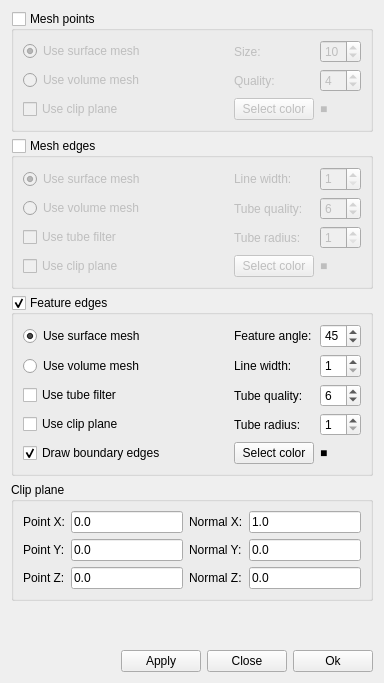
Qt form ElmerGUI/Application/vtkpost/preferences.ui (ElmerCSC/elmerfem) before a commit.
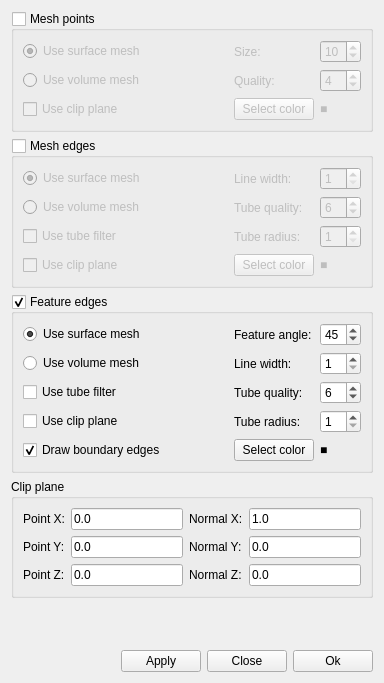
The same form after that commit. Icons and pictures are not drawn.

```diff
--- a/ElmerGUI/Application/vtkpost/preferences.ui
+++ b/ElmerGUI/Application/vtkpost/preferences.ui
@@ -204,18 +204,6 @@
         </item>
         <item row="0" column="2" >
          <widget class="QLabel" name="meshLineWidthLabel" >
-          <property name="minimumSize" >
-           <size>
-            <width>80</width>
-            <height>0</height>
-           </size>
-          </property>
-          <property name="maximumSize" >
-           <size>
-            <width>90</width>
-            <height>16777215</height>
-           </size>
-          </property>
           <property name="text" >
            <string>Line width:</string>
           </property>
@@ -223,18 +211,6 @@
         </item>
         <item row="0" column="3" >
          <widget class="QSpinBox" name="meshLineWidth" >
-          <property name="minimumSize" >
-           <size>
-            <width>0</width>
-            <height>24</height>
-           </size>
-          </property>
-          <property name="maximumSize" >
-           <size>
-            <width>70</width>
-            <height>24</height>
-           </size>
-          </property>
           <property name="minimum" >
            <number>1</number>
           </property>
@@ -256,12 +232,6 @@
         </item>
         <item row="1" column="3" >
          <widget class="QSpinBox" name="meshEdgeTubeQuality" >
-          <property name="maximumSize" >
-           <size>
-            <width>16777215</width>
-            <height>24</height>
-           </size>
-          </property>
           <property name="minimum" >
            <number>3</number>
           </property>
@@ -279,12 +249,6 @@
         </item>
         <item row="2" column="3" >
          <widget class="QSpinBox" name="meshEdgeTubeRadius" >
-          <property name="maximumSize" >
-           <size>
-            <width>16777215</width>
-            <height>24</height>
-           </size>
-          </property>
           <property name="minimum" >
            <number>1</number>
           </property>
@@ -328,18 +292,6 @@
         </item>
         <item row="0" column="2" >
          <widget class="QLabel" name="angleLabel" >
-          <property name="minimumSize" >
-           <size>
-            <width>80</width>
-            <height>0</height>
-           </size>
-          </property>
-          <property name="maximumSize" >
-           <size>
-            <width>90</width>
-            <height>16777215</height>
-           </size>
-          </property>
           <property name="text" >
            <string>Feature angle:</string>
           </property>
@@ -347,18 +299,6 @@
         </item>
         <item row="0" column="3" >
          <widget class="QSpinBox" name="angleSpin" >
-          <property name="minimumSize" >
-           <size>
-            <width>0</width>
-            <height>24</height>
-           </size>
-          </property>
-          <property name="maximumSize" >
-           <size>
-            <width>70</width>
-            <height>24</height>
-           </size>
-          </property>
           <property name="minimum" >
            <number>0</number>
           </property>
@@ -379,18 +319,6 @@
         </item>
         <item row="1" column="2" >
          <widget class="QLabel" name="lineWidthLabel_2" >
-          <property name="minimumSize" >
-           <size>
-            <width>80</width>
-            <height>0</height>
-           </size>
-          </property>
-          <property name="maximumSize" >
-           <size>
-            <width>90</width>
-            <height>16777215</height>
-           </size>
-          </property>
           <property name="text" >
            <string>Line width:</string>
           </property>
@@ -398,18 +326,6 @@
         </item>
         <item row="1" column="3" >
          <widget class="QSpinBox" name="lineWidthSpin" >
-          <property name="minimumSize" >
-           <size>
-            <width>0</width>
-            <height>24</height>
-           </size>
-          </property>
-          <property name="maximumSize" >
-           <size>
-            <width>70</width>
-            <height>24</height>
-           </size>
-          </property>
           <property name="minimum" >
            <number>1</number>
           </property>
@@ -431,12 +347,6 @@
         </item>
         <item row="2" column="3" >
          <widget class="QSpinBox" name="featureEdgeTubeQuality" >
-          <property name="maximumSize" >
-           <size>
-            <width>16777215</width>
-            <height>24</height>
-           </size>
-          </property>
           <property name="minimum" >
            <number>3</number>
           </property>
@@ -461,12 +371,6 @@
         </item>
         <item row="3" column="3" >
          <widget class="QSpinBox" name="featureEdgeTubeRadius" >
-          <property name="maximumSize" >
-           <size>
-            <width>16777215</width>
-            <height>24</height>
-           </size>
-          </property>
           <property name="minimum" >
            <number>1</number>
           </property>
@@ -531,12 +435,6 @@
         </item>
         <item row="0" column="1" >
          <widget class="QLineEdit" name="clipPointX" >
-          <property name="maximumSize" >
-           <size>
-            <width>16777215</width>
-            <height>24</height>
-           </size>
-          </property>
           <property name="text" >
            <string>0.0</string>
           </property>
@@ -551,12 +449,6 @@
         </item>
         <item row="0" column="3" >
          <widget class="QLineEdit" name="clipNormalX" >
-          <property name="maximumSize" >
-           <size>
-            <width>16777215</width>
-            <height>24</height>
-           </size>
-          </property>
           <property name="text" >
            <string>1.0</string>
           </property>
@@ -571,12 +463,6 @@
         </item>
         <item row="1" column="1" >
          <widget class="QLineEdit" name="clipPointY" >
-          <property name="maximumSize" >
-           <size>
-            <width>16777215</width>
-            <height>24</height>
-           </size>
-          </property>
           <property name="text" >
            <string>0.0</string>
           </property>
@@ -591,12 +477,6 @@
         </item>
         <item row="1" column="3" >
          <widget class="QLineEdit" name="clipNormalY" >
-          <property name="maximumSize" >
-           <size>
-            <width>16777215</width>
-            <height>24</height>
-           </size>
-          </property>
           <property name="text" >
            <string>0.0</string>
           </property>
@@ -611,12 +491,6 @@
         </item>
         <item row="2" column="1" >
          <widget class="QLineEdit" name="clipPointZ" >
-          <property name="maximumSize" >
-           <size>
-            <width>16777215</width>
-            <height>24</height>
-           </size>
-          </property>
           <property name="text" >
            <string>0.0</string>
           </property>
@@ -631,12 +505,6 @@
         </item>
         <item row="2" column="3" >
          <widget class="QLineEdit" name="clipNormalZ" >
-          <property name="maximumSize" >
-           <size>
-            <width>16777215</width>
-            <height>24</height>
-           </size>
-          </property>
           <property name="text" >
            <string>0.0</string>
           </property>
```
Left out of the diff: 24 changed lines with no effect on the pictures.
